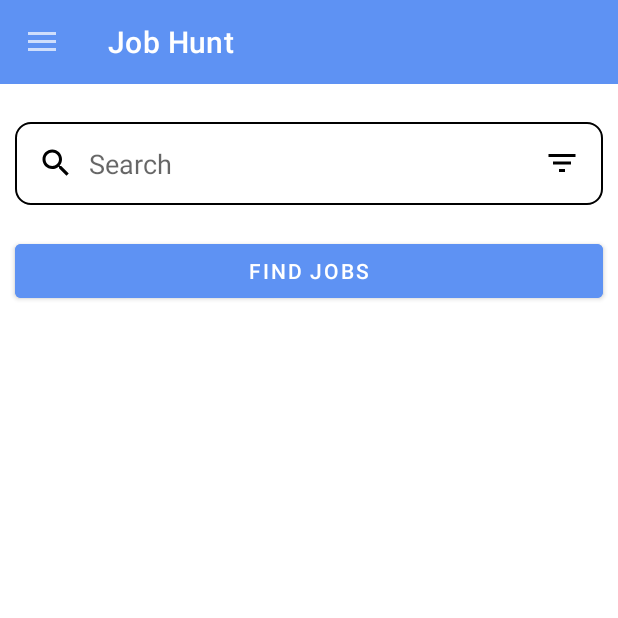
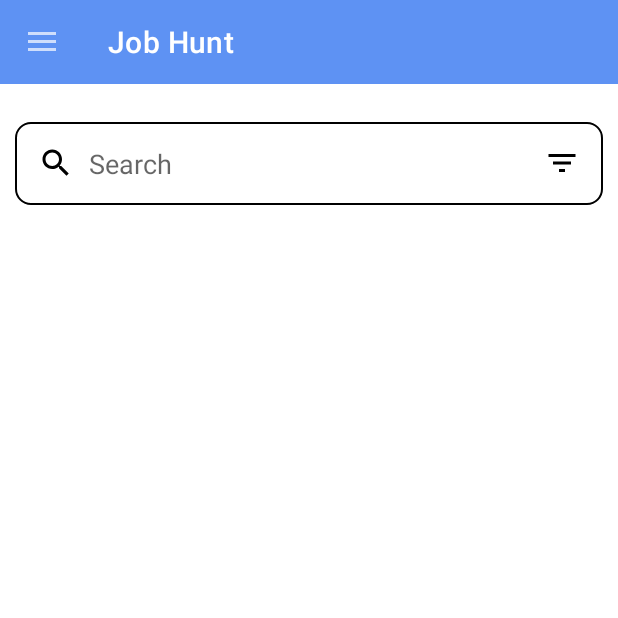
Before and after one commit to Mayur2311/Job-Recruitment, an Android app: the DashboardFragment screen opened directly, with no data from a screen before it, on a phone screen of 412 x 824 dp, the top half of it. Run offline under Robolectric (Android 15) with nearby library versions, the phone set to English and light mode, and no system bars; our stand-ins replace Firebase (no records; nobody signed in at launch, a user with empty details on screens opened directly); libraries missing offline, so code that uses them is left out: androidx.constraintlayout.motion.

Commit message:
UI of dashboard has been updated.

```diff
--- a/app/src/main/java/com/bits/jobhunt/fragments/DashboardFragment.java
+++ b/app/src/main/java/com/bits/jobhunt/fragments/DashboardFragment.java
@@ -1,12 +1,8 @@
 package com.bits.jobhunt.fragments;
 
-import android.content.Context;
-import android.inputmethodservice.Keyboard;
 import android.os.Bundle;
-
 import androidx.annotation.NonNull;
 import androidx.annotation.Nullable;
-import androidx.core.content.ContextCompat;
 import androidx.fragment.app.Fragment;
 import androidx.navigation.NavController;
 import androidx.recyclerview.widget.LinearLayoutManager;
@@ -18,13 +14,10 @@ import android.util.Log;
 import android.view.LayoutInflater;
 import android.view.View;
 import android.view.ViewGroup;
-import android.view.inputmethod.InputMethodManager;
 import android.widget.Button;
 import android.widget.EditText;
-import android.widget.SearchView;
 import android.widget.TextView;
 import android.widget.Toast;
-
 import com.bits.jobhunt.Model;
 import com.bits.jobhunt.R;
 import com.bits.jobhunt.myadapter;
@@ -33,7 +26,6 @@ import com.google.android.gms.tasks.OnSuccessListener;
 import com.google.android.material.navigation.NavigationView;
 import com.google.firebase.auth.FirebaseAuth;
 import com.google.firebase.auth.FirebaseUser;
-import com.google.firebase.firestore.DocumentReference;
 import com.google.firebase.firestore.DocumentSnapshot;
 import com.google.firebase.firestore.FirebaseFirestore;
 import com.google.firebase.firestore.QuerySnapshot;
@@ -87,10 +79,7 @@ public class DashboardFragment extends Fragment  {
         fireStore = FirebaseFirestore.getInstance();
         userId = firebaseAuth.getCurrentUser().getUid();
         NavigationView navigationView = getActivity().findViewById(R.id.navigationView);
-        findjob = view.findViewById(R.id.user_dashboard_find_job);
 
-       /* View headerView = navigationView.getHeaderView(0);
-        txt_headerText = headerView.findViewById(R.id.txt_header);*/
 
         resendCode = view.findViewById(R.id.resendcode);
         verifyMsg = view.findViewById(R.id.email_verification);
@@ -102,6 +91,7 @@ public class DashboardFragment extends Fragment  {
 
 
         if (!user.isEmailVerified()) {
+            search_bar.setVisibility(View.INVISIBLE);
             resendCode.setVisibility(View.VISIBLE);
             verifyMsg.setVisibility(View.VISIBLE);
 
@@ -181,10 +171,4 @@ public class DashboardFragment extends Fragment  {
 
         adapter.filterList(filteredList);
     }
-
-
-
-
-
-
 }
--- a/app/src/main/res/layout/fragment_dashboard.xml
+++ b/app/src/main/res/layout/fragment_dashboard.xml
@@ -65,16 +65,7 @@
             android:hint="Search"
             android:padding="15dp" />
 
-        <Button
-            android:id="@+id/user_dashboard_find_job"
-            android:layout_width="match_parent"
-            android:layout_height="wrap_content"
-            android:layout_below="@+id/user_dashboard_searchbar"
-            android:layout_centerHorizontal="true"
-            android:layout_marginLeft="10dp"
-            android:layout_marginRight="10dp"
-            android:backgroundTint="@color/mainapp"
-            android:text="Find Jobs" />
+
 
     </RelativeLayout>
 
```
Also changed, not shown: app/src/main/res/layout/user_dashboard_recycleview.xml (+6 -2 lines).
